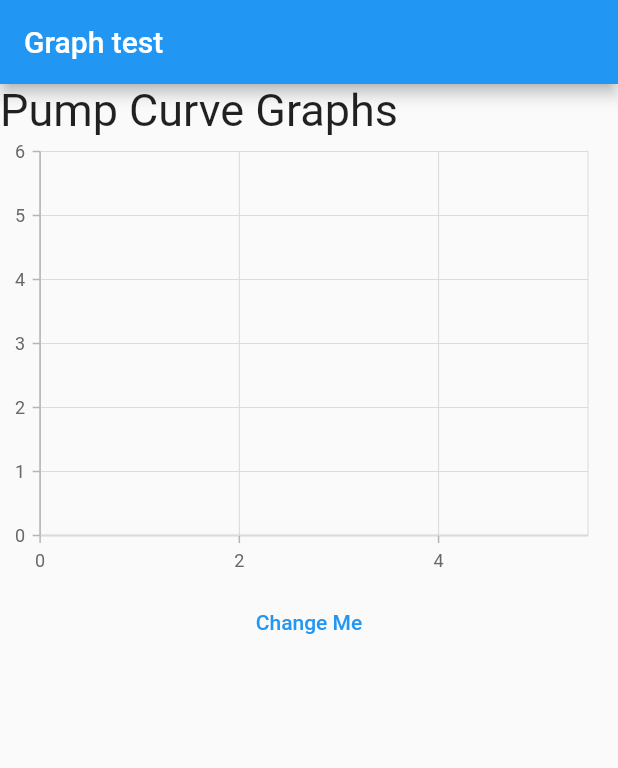
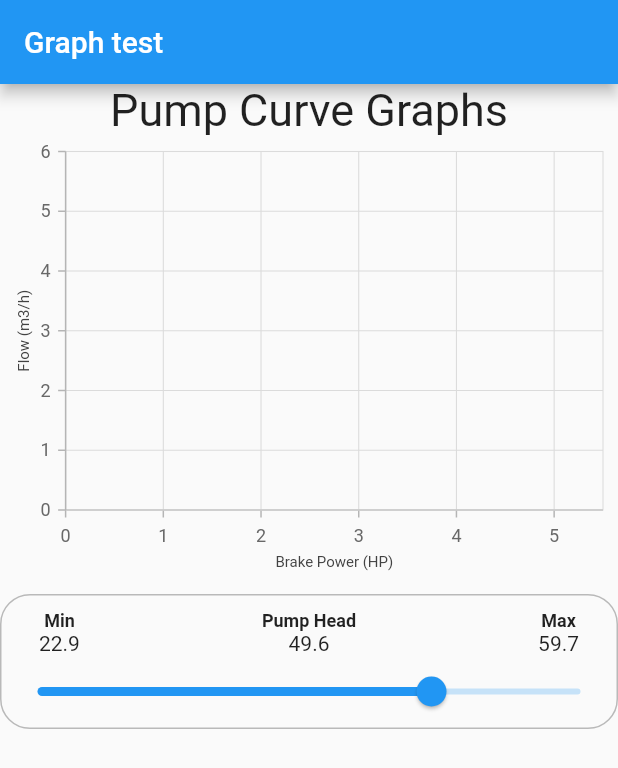
Before and after one commit to felix-leyva/variable_speed_pump, a Flutter app: the screen it shows after launch, on a phone screen of 412 x 824 dp. Shown: the top 768 px of the screen. Run offline on Flutter 3.47's test engine with Material 2 defaults, Android fonts, the phone set to English and light mode, and no system bars; our stand-ins replace fl_chart, get_it, hive, hive_flutter, syncfusion_flutter_charts; missing offline and left inert: equations; accounts and stored records are empty; statements that could not run were skipped.

Commit message:
Pump Curve Power with slider functional

```diff
--- a/lib/main.dart
+++ b/lib/main.dart
@@ -1,10 +1,15 @@
+import 'dart:developer';
+
+import 'package:flutter/cupertino.dart';
 import 'package:flutter/material.dart';
+import 'package:flutter/rendering.dart';
+import 'package:flutter/widgets.dart';
 import 'package:variable_speed_pump/syncfusion_line_chart.dart';
 
 import 'models/pump_curve/pump_curve_logic.dart';
 import 'models/setupApp.dart';
 
-void main() async {
+void main() {
   setupApp();
   runApp(MyApp());
 }
@@ -40,33 +45,105 @@ class _MyHomePageState extends State<MyHomePage> {
         appBar: AppBar(
           title: Text('Graph test'),
         ),
-        body: FutureBuilder<void>(
-            future: gi.allReady(),
+        body: PowerPumpCurveLoader(),
+      ),
+    );
+  }
+}
+
+class PowerPumpCurveLoader extends StatelessWidget {
+  const PowerPumpCurveLoader({
+    Key? key,
+  }) : super(key: key);
+
+  @override
+  Widget build(BuildContext context) {
+    return FutureBuilder(
+        future: Future.delayed(Duration(seconds: 1)),
         builder: (context, snapshot) {
-              if (!snapshot.hasData) {
+          //TODO: after testing remove this print
+          print("${Timeline.now}, ${gi.isRegistered<PumpCurveLogic>()}");
+          if (gi.isRegistered<PumpCurveLogic>() &&
+              gi.isReadySync<PumpCurveLogic>()) {
+            return PowerPumpCurveBody();
+          } else
             return Center(child: CircularProgressIndicator());
-              } else
+        });
+  }
+}
+
+class PowerPumpCurveBody extends StatelessWidget {
+  const PowerPumpCurveBody({
+    Key? key,
+  }) : super(key: key);
+
+  @override
+  Widget build(BuildContext context) {
+    final pumpCurveLogic = gi.get<PumpCurveLogic>();
+
     return ListView(
       shrinkWrap: true,
       children: [
         Text(
           'Pump Curve Graphs',
-                      style: TextStyle(
-                        fontSize: 30.0,
+          textAlign: TextAlign.center,
+          style: TextStyle(fontSize: 30.0),
+        ),
+        PumpPowerCurveChart(),
+        SizedBox(
+          height: 5,
+        ),
+        ValueListenableBuilder<List<double>>(
+          valueListenable: pumpCurveLogic.headList,
+          builder: (context, headlist, _) {
+            final styleTitle =
+                TextStyle(fontWeight: FontWeight.bold, fontSize: 12);
+            return Container(
+              decoration: BoxDecoration(
+                border: Border.all(color: Colors.black26),
+                borderRadius: BorderRadius.all(Radius.circular(20)),
+              ),
+              child: Column(
+                children: [
+                  Padding(
+                    padding:
+                        const EdgeInsets.only(left: 25, right: 25, top: 10),
+                    child: Row(
+                      mainAxisAlignment: MainAxisAlignment.spaceBetween,
+                      children: [
+                        Column(
+                          children: [
+                            Text('Min', style: styleTitle),
+                            Text('${pumpCurveLogic.minHead}'),
+                          ],
+                        ),
+                        Column(
+                          children: [
+                            Text('Pump Head', style: styleTitle),
+                            Text('${headlist[0]}'),
+                          ],
+                        ),
+                        Column(
+                          children: [
+                            Text('Max', style: styleTitle),
+                            Text('${pumpCurveLogic.maxHead}'),
+                          ],
+                        ),
+                      ],
                     ),
                   ),
-                    PumpPowerCurveChart(),
-                    TextButton(
-                        onPressed: () =>
-                            gi<PumpCurveLogic>().changeHeadListTest(),
-                        child: Text("Change Me"))
-                    // LineChartSample2(),
-                    // GraphTest(),
-                    // LineChartSample1(),
+                  Slider(
+                      value: headlist[0],
+                      max: pumpCurveLogic.maxHead,
+                      min: pumpCurveLogic.minHead,
+                      onChanged: (newVal) =>
+                          pumpCurveLogic.changeHead(headlist[0], newVal)),
                 ],
+              ),
             );
-            }),
+          },
         ),
+      ],
     );
   }
 }
--- a/lib/models/data_sources/pump_curves_sources.dart
+++ b/lib/models/data_sources/pump_curves_sources.dart
@@ -17,7 +17,7 @@ class PumpCurvesDB extends PumpCurvesSources {
     setupBox();
   }
 
-  void setupBox() async {
+  void setupBox() {
     if (pumpCurvesBox.isEmpty) {
       pumpCurvesBox.put(defaultPumpCurveName, pumpCurve);
     }
--- a/lib/models/pump_curve/pump_curve_logic.dart
+++ b/lib/models/pump_curve/pump_curve_logic.dart
@@ -1,31 +1,44 @@
-import 'package:flutter/material.dart';
+import 'dart:core';
+
+import 'package:flutter/foundation.dart';
 import 'package:get_it/get_it.dart';
 import 'package:variable_speed_pump/models/data_sources/pump_curves_sources.dart';
+import 'package:variable_speed_pump/utils/math_functions.dart';
 
 import '../pump_curve.dart';
 import '../pump_curve_point.dart';
 
 class PumpCurveLogic {
-  late List<double> headList;
   late List<PumpCurvePoint> _currentPumpCurvePoints;
-
   List<PumpCurvePoint> get currentPumpCurvePoints => _currentPumpCurvePoints;
   set currentPumpCurvePoints(List<PumpCurvePoint> newList) {
     if (newList.length > 4) _currentPumpCurvePoints = newList;
   }
 
+  late List<double> _headList;
+  ValueNotifier<List<double>> headList = ValueNotifier<List<double>>([]);
+
   final pumpCurvesWithHeads = ValueNotifier<List<List<PumpCurvePoint>>>([]);
+
+  double minHead = 0.0;
+  double maxHead = 0.0;
 
   PumpCurveLogic({List<PumpCurvePoint>? pumpCurves, List<double>? heads}) {
     this._currentPumpCurvePoints =
         pumpCurves ?? GetIt.I<PumpCurvesSources>().getPumpCurves(null);
-    this.headList = heads ?? [_currentPumpCurvePoints.last.head];
+
+    setupMinMaxHead();
+    double startHead = ((minHead + maxHead) * 0.6).roundD(1);
+    this._headList = heads ?? [startHead];
+
     setupPumpCurvesWithHeads();
   }
 
   void setupPumpCurvesWithHeads() {
+    headList.value = _headList;
     pumpCurvesWithHeads.value =
-        headList.map((head) => curveWithHead(head)).toList();
+        _headList.map((head) => curveWithHead(head)).toList();
+    headList.notifyListeners();
   }
 
   List<PumpCurvePoint> curveWithHead(double head) {
@@ -36,12 +49,34 @@ class PumpCurveLogic {
         .toList();
   }
 
-  void changeHeadListTest() {
-    if (headList.first == 30) {
-      headList.first = 40.0;
+  void changeHead(double oldValue, double newValue) {
+    if (curveWithHead(newValue).isEmpty) return;
+    int index = _headList.indexWhere((element) => element == oldValue);
+    if (index != -1) {
+      _headList[index] = newValue.roundD(1);
     } else {
-      headList.first = 30.0;
+      _headList.add(newValue.roundD(1));
     }
     setupPumpCurvesWithHeads();
   }
+
+  void setupMinMaxHead() {
+    double min = _currentPumpCurvePoints.last.head;
+    double max = _currentPumpCurvePoints.first.head;
+    _currentPumpCurvePoints.map((e) => e.head).forEach((head) {
+      if (head > max) max = head;
+      if (head < min) min = head;
+    });
+    this.minHead = (min * 0.75).roundD(1);
+    this.maxHead = (max * 0.98).roundD(1);
+  }
+
+  // void changeHeadListTest() {
+  //   if (_headList.first == 30) {
+  //     _headList.first = 40.0;
+  //   } else {
+  //     _headList.first = 30.0;
+  //   }
+  //   setupPumpCurvesWithHeads();
+  // }
 }
--- a/lib/models/setupApp.dart
+++ b/lib/models/setupApp.dart
@@ -21,6 +21,8 @@ void setupApp() async {
 
   gi.registerSingletonWithDependencies<PumpCurveLogic>(
     () => PumpCurveLogic(),
-    dependsOn: [PumpCurvesSources],
+    dependsOn: [
+      PumpCurvesSources,
+    ],
   );
 }
--- a/lib/syncfusion_line_chart.dart
+++ b/lib/syncfusion_line_chart.dart
@@ -12,13 +12,31 @@ class PumpPowerCurveChart extends StatelessWidget {
   @override
   Widget build(BuildContext context) {
     final pumpCurvesWithHeads = gi<PumpCurveLogic>();
+    const axisLabelSize = 10.0;
 
     return ValueListenableBuilder<List<List<PumpCurvePoint>>>(
         valueListenable: pumpCurvesWithHeads.pumpCurvesWithHeads,
         builder: (context, pumpCurvesWithHeads, _) {
           return SfCartesianChart(
-            primaryXAxis: NumericAxis(),
-            legend: Legend(isVisible: true),
+            primaryXAxis: NumericAxis(
+              title: AxisTitle(
+                text: 'Brake Power (HP)',
+                textStyle: TextStyle(fontSize: axisLabelSize),
+              ),
+            ),
+            primaryYAxis: NumericAxis(
+              title: AxisTitle(
+                text: 'Flow (m3/h)',
+                textStyle: TextStyle(fontSize: axisLabelSize),
+              ),
+            ),
+            legend: Legend(
+              borderWidth: 1,
+              borderColor: Colors.black87,
+              title: LegendTitle(text: 'Pump Head'),
+              isVisible: false,
+              position: LegendPosition.bottom,
+            ),
             // crosshairBehavior: _crosshairBehavior,
             tooltipBehavior: TooltipBehavior(
               enable: true,
--- a/pubspec.yaml
+++ b/pubspec.yaml
@@ -34,7 +34,6 @@ dependencies:
   get_it: ^7.2.0
   hive: ^2.0.4
   hive_flutter: ^1.1.0
-  hive_generator: ^1.1.1
 
 dev_dependencies:
   build_runner: ^2.1.2
```
Also changed, not shown: 1 other file. Lines whose indentation alone changed are shown as unchanged.
